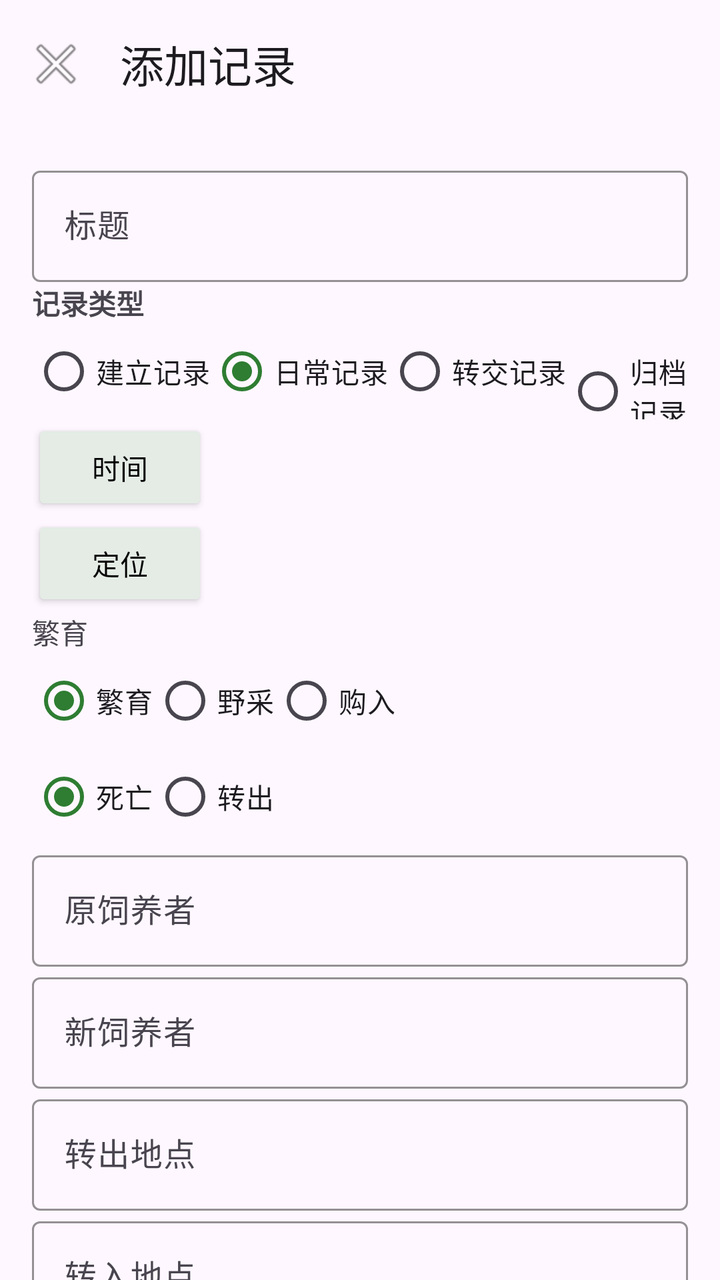
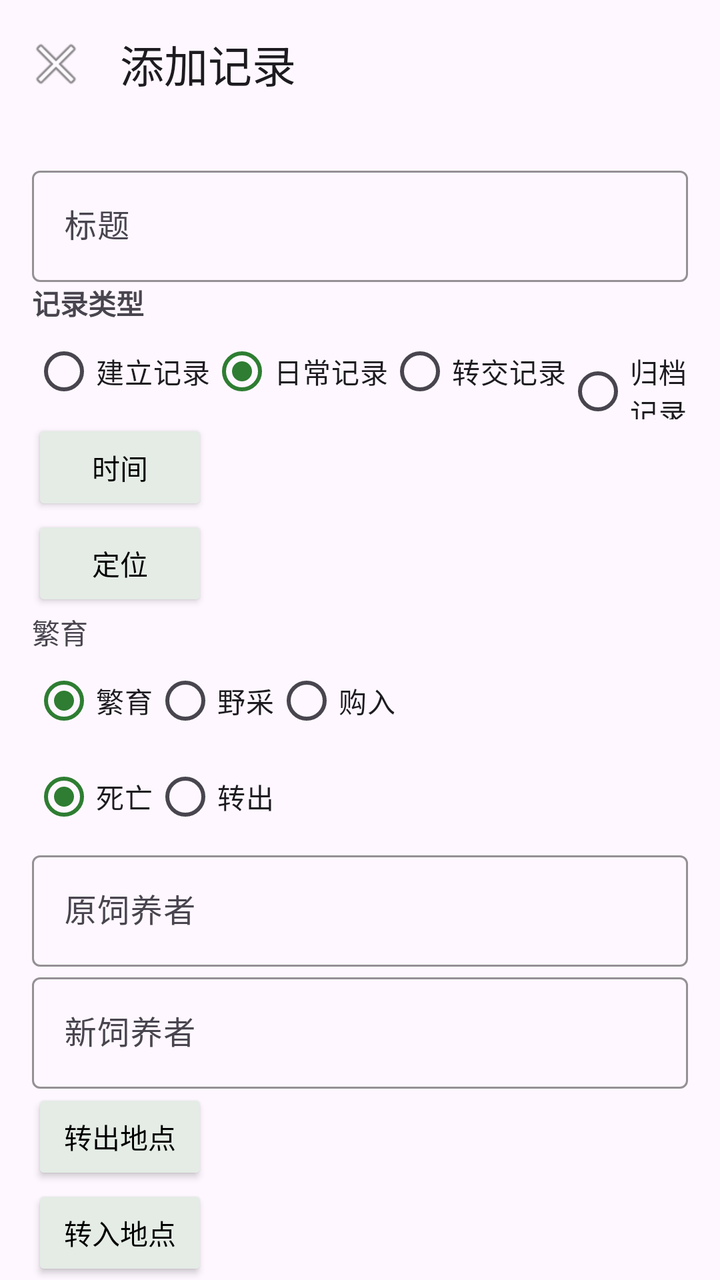

An Android layout rendered at two revisions. The XML below is the earlier revision; the diff shows what the commit changed to produce the second picture.
<!-- AndroidManifest.xml: application theme Theme.PetProfile -->
<!-- res/layout/activity_record_edit.xml -->
<?xml version="1.0" encoding="utf-8"?>
<androidx.coordinatorlayout.widget.CoordinatorLayout xmlns:android="http://schemas.android.com/apk/res/android"
    xmlns:app="http://schemas.android.com/apk/res-auto"
    android:layout_width="match_parent"
    android:layout_height="match_parent">

    <com.google.android.material.appbar.AppBarLayout
        android:layout_width="match_parent"
        android:layout_height="wrap_content">

        <com.google.android.material.appbar.MaterialToolbar
            android:id="@+id/toolbar"
            android:layout_width="match_parent"
            android:layout_height="?attr/actionBarSize"
            app:navigationIcon="@android:drawable/ic_menu_close_clear_cancel"
            app:title="@string/action_add_record" />
    </com.google.android.material.appbar.AppBarLayout>

    <androidx.core.widget.NestedScrollView
        android:layout_width="match_parent"
        android:layout_height="match_parent"
        android:fillViewport="true"
        app:layout_behavior="@string/appbar_scrolling_view_behavior">

        <LinearLayout
            android:layout_width="match_parent"
            android:layout_height="wrap_content"
            android:orientation="vertical"
            android:padding="16dp">

            <com.google.android.material.textfield.TextInputLayout
                style="@style/Widget.PetProfile.TextInputLayout.Required"
                android:layout_width="match_parent"
                android:layout_height="wrap_content"
                android:hint="@string/label_title">

                <com.google.android.material.textfield.TextInputEditText
                    android:id="@+id/titleEditText"
                    android:layout_width="match_parent"
                    android:layout_height="wrap_content"
                    android:importantForAutofill="no"
                    android:inputType="text" />
            </com.google.android.material.textfield.TextInputLayout>

            <TextView
                android:layout_width="wrap_content"
                android:layout_height="wrap_content"
                android:text="@string/label_record_type"
                android:textStyle="bold" />

            <RadioGroup
                android:id="@+id/typeRadioGroup"
                android:layout_width="match_parent"
                android:layout_height="wrap_content"
                android:orientation="horizontal">

                <RadioButton
                    android:id="@+id/typeEstablishmentRadio"
                    android:layout_width="wrap_content"
                    android:layout_height="wrap_content"
                    android:text="@string/record_establishment" />

                <RadioButton
                    android:id="@+id/typeDailyRadio"
                    android:layout_width="wrap_content"
                    android:layout_height="wrap_content"
                    android:checked="true"
                    android:text="@string/record_daily" />

                <RadioButton
                    android:id="@+id/typeTransferRadio"
                    android:layout_width="wrap_content"
                    android:layout_height="wrap_content"
                    android:text="@string/record_transfer" />

                <RadioButton
                    android:id="@+id/typeArchiveRadio"
                    android:layout_width="wrap_content"
                    android:layout_height="wrap_content"
                    android:text="@string/record_archive" />
            </RadioGroup>

            <Button
                android:id="@+id/timeButton"
                android:layout_width="wrap_content"
                android:layout_height="wrap_content"
                android:backgroundTint="@color/avatar_background"
                android:textColor="@android:color/black"
                android:text="@string/label_time" />

            <Button
                android:id="@+id/locationButton"
                android:layout_width="wrap_content"
                android:layout_height="wrap_content"
                android:backgroundTint="@color/avatar_background"
                android:textColor="@android:color/black"
                android:text="@string/action_pick_location" />

            <LinearLayout
                android:id="@+id/establishmentExtraLayout"
                android:layout_width="match_parent"
                android:layout_height="wrap_content"
                android:orientation="vertical">

                <TextView
                    android:layout_width="wrap_content"
                    android:layout_height="wrap_content"
                    android:text="@string/record_establishment_source_breed" />

                <RadioGroup
                    android:id="@+id/establishmentSourceRadioGroup"
                    android:layout_width="match_parent"
                    android:layout_height="wrap_content"
                    android:orientation="horizontal">

                    <RadioButton
                        android:id="@+id/establishmentSourceBredRadio"
                        android:layout_width="wrap_content"
                        android:layout_height="wrap_content"
                        android:checked="true"
                        android:text="@string/record_establishment_source_breed" />

                    <RadioButton
                        android:id="@+id/establishmentSourceWildRadio"
                        android:layout_width="wrap_content"
                        android:layout_height="wrap_content"
                        android:text="@string/record_establishment_source_wild" />

                    <RadioButton
                        android:id="@+id/establishmentSourcePurchaseRadio"
                        android:layout_width="wrap_content"
                        android:layout_height="wrap_content"
                        android:text="@string/record_establishment_source_purchase" />
                </RadioGroup>
            </LinearLayout>

            <LinearLayout
                android:id="@+id/archiveExtraLayout"
                android:layout_width="match_parent"
                android:layout_height="wrap_content"
                android:orientation="vertical">

                <RadioGroup
                    android:id="@+id/archiveReasonRadioGroup"
                    android:layout_width="match_parent"
                    android:layout_height="wrap_content"
                    android:orientation="horizontal">

                    <RadioButton
                        android:id="@+id/archiveDeathRadio"
                        android:layout_width="wrap_content"
                        android:layout_height="wrap_content"
                        android:checked="true"
                        android:text="@string/record_archive_death" />

                    <RadioButton
                        android:id="@+id/archiveTransferRadio"
                        android:layout_width="wrap_content"
                        android:layout_height="wrap_content"
                        android:text="@string/record_archive_transfer" />
                </RadioGroup>
            </LinearLayout>

            <LinearLayout
                android:id="@+id/transferExtraLayout"
                android:layout_width="match_parent"
                android:layout_height="wrap_content"
                android:orientation="vertical">

                <com.google.android.material.textfield.TextInputLayout
                    style="@style/Widget.PetProfile.TextInputLayout"
                    android:layout_width="match_parent"
                    android:layout_height="wrap_content"
                    android:hint="@string/label_transfer_from_person">

                    <com.google.android.material.textfield.TextInputEditText
                        android:id="@+id/transferFromPersonEditText"
                        android:layout_width="match_parent"
                        android:layout_height="wrap_content" />
                </com.google.android.material.textfield.TextInputLayout>

                <com.google.android.material.textfield.TextInputLayout
                    style="@style/Widget.PetProfile.TextInputLayout"
                    android:layout_width="match_parent"
                    android:layout_height="wrap_content"
                    android:hint="@string/label_transfer_to_person">

                    <com.google.android.material.textfield.TextInputEditText
                        android:id="@+id/transferToPersonEditText"
                        android:layout_width="match_parent"
                        android:layout_height="wrap_content" />
                </com.google.android.material.textfield.TextInputLayout>

                <com.google.android.material.textfield.TextInputLayout
                    style="@style/Widget.PetProfile.TextInputLayout"
                    android:layout_width="match_parent"
                    android:layout_height="wrap_content"
                    android:hint="@string/label_transfer_from_place">

                    <com.google.android.material.textfield.TextInputEditText
                        android:id="@+id/transferFromPlaceEditText"
                        android:layout_width="match_parent"
                        android:layout_height="wrap_content" />
                </com.google.android.material.textfield.TextInputLayout>

                <com.google.android.material.textfield.TextInputLayout
                    style="@style/Widget.PetProfile.TextInputLayout"
                    android:layout_width="match_parent"
                    android:layout_height="wrap_content"
                    android:hint="@string/label_transfer_to_place">

                    <com.google.android.material.textfield.TextInputEditText
                        android:id="@+id/transferToPlaceEditText"
                        android:layout_width="match_parent"
                        android:layout_height="wrap_content" />
                </com.google.android.material.textfield.TextInputLayout>
            </LinearLayout>

            <TextView
                android:layout_width="wrap_content"
                android:layout_height="wrap_content"
                android:layout_marginTop="12dp"
                android:text="@string/label_attributes"
                android:textStyle="bold" />

            <androidx.recyclerview.widget.RecyclerView
                android:id="@+id/recordFieldsRecyclerView"
                android:layout_width="match_parent"
                android:layout_height="wrap_content"
                android:nestedScrollingEnabled="false" />

            <Button
                android:id="@+id/addFieldButton"
                android:layout_width="wrap_content"
                android:layout_height="wrap_content"
                android:backgroundTint="@color/avatar_background"
                android:textColor="@android:color/black"
                android:text="@string/action_add_field" />

            <com.google.android.material.textfield.TextInputLayout
                style="@style/Widget.PetProfile.TextInputLayout"
                android:layout_width="match_parent"
                android:layout_height="wrap_content"
                android:hint="@string/label_notes">

                <com.google.android.material.textfield.TextInputEditText
                    android:id="@+id/notesEditText"
                    android:layout_width="match_parent"
                    android:layout_height="150dp"
                    android:gravity="top"
                    android:inputType="textMultiLine" />
            </com.google.android.material.textfield.TextInputLayout>

            <LinearLayout
                android:id="@+id/imagesContainer"
                android:layout_width="match_parent"
                android:layout_height="wrap_content"
                android:orientation="horizontal"
                android:gravity="center_vertical" />

            <Button
                android:id="@+id/addImageButton"
                android:layout_width="wrap_content"
                android:layout_height="wrap_content"
                android:backgroundTint="@color/avatar_background"
                android:textColor="@android:color/black"
                android:text="@string/action_pick_image" />

            <Button
                android:id="@+id/saveButton"
                android:layout_width="match_parent"
                android:layout_height="wrap_content"
                android:layout_marginTop="12dp"
                android:backgroundTint="@color/avatar_background"
                android:textColor="@android:color/black"
                android:text="@string/action_save" />
        </LinearLayout>
    </androidx.core.widget.NestedScrollView>
</androidx.coordinatorlayout.widget.CoordinatorLayout>
<!-- resources referenced by this layout -->
<resources>
  <color name="avatar_background">#E4ECE5</color>
  <string name="action_add_field">新增字段</string>
  <string name="action_add_record">添加记录</string>
  <string name="action_pick_image">添加图片</string>
  <string name="action_pick_location">定位</string>
  <string name="action_save">保存</string>
  <string name="label_attributes">属性</string>
  <string name="label_notes">笔记</string>
  <string name="label_record_type">记录类型</string>
  <string name="label_time">时间</string>
  <string name="label_title">标题</string>
  <string name="label_transfer_from_person">原饲养者</string>
  <string name="label_transfer_from_place">转出地点</string>
  <string name="label_transfer_to_person">新饲养者</string>
  <string name="label_transfer_to_place">转入地点</string>
  <string name="record_archive">归档记录</string>
  <string name="record_archive_death">死亡</string>
  <string name="record_archive_transfer">转出</string>
  <string name="record_daily">日常记录</string>
  <string name="record_establishment">建立记录</string>
  <string name="record_establishment_source_breed">繁育</string>
  <string name="record_establishment_source_purchase">购入</string>
  <string name="record_establishment_source_wild">野采</string>
  <string name="record_transfer">转交记录</string>
  <style name="Widget.PetProfile.TextInputLayout" parent="Widget.Material3.TextInputLayout.OutlinedBox">
          <item name="boxStrokeColor">@color/input_border_default</item>
      </style>
  <style name="Widget.PetProfile.TextInputLayout.Required" parent="Widget.Material3.TextInputLayout.OutlinedBox">
          <item name="boxStrokeColor">@color/input_border_required</item>
      </style>
  <style name="Theme.PetProfile" parent="Theme.Material3.DayNight.NoActionBar">
          <item name="colorPrimary">@color/primary</item>
          <item name="colorPrimaryVariant">@color/primary_dark</item>
          <item name="colorSecondary">@color/accent</item>
          <item name="android:statusBarColor">@android:color/white</item>
          <item name="android:windowLightStatusBar">true</item>
      </style>
  <color name="input_border_default">#A5D6A7</color>
  <color name="input_border_required">#EF9A9A</color>
  <color name="primary">#2E7D32</color>
  <color name="primary_dark">#1B5E20</color>
  <color name="accent">#FF8F00</color>
</resources>

<!-- the commit's change to res/layout/activity_record_edit.xml (unified diff, before → after) -->
@@ -191,29 +191,21 @@
                         android:layout_height="wrap_content" />
                 </com.google.android.material.textfield.TextInputLayout>
 
-                <com.google.android.material.textfield.TextInputLayout
-                    style="@style/Widget.PetProfile.TextInputLayout"
-                    android:layout_width="match_parent"
-                    android:layout_height="wrap_content"
-                    android:hint="@string/label_transfer_from_place">
-
-                    <com.google.android.material.textfield.TextInputEditText
-                        android:id="@+id/transferFromPlaceEditText"
-                        android:layout_width="match_parent"
-                        android:layout_height="wrap_content" />
-                </com.google.android.material.textfield.TextInputLayout>
-
-                <com.google.android.material.textfield.TextInputLayout
-                    style="@style/Widget.PetProfile.TextInputLayout"
-                    android:layout_width="match_parent"
-                    android:layout_height="wrap_content"
-                    android:hint="@string/label_transfer_to_place">
-
-                    <com.google.android.material.textfield.TextInputEditText
-                        android:id="@+id/transferToPlaceEditText"
-                        android:layout_width="match_parent"
-                        android:layout_height="wrap_content" />
-                </com.google.android.material.textfield.TextInputLayout>
+                <Button
+                    android:id="@+id/transferFromPlaceButton"
+                    android:layout_width="wrap_content"
+                    android:layout_height="wrap_content"
+                    android:backgroundTint="@color/avatar_background"
+                    android:textColor="@android:color/black"
+                    android:text="@string/label_transfer_from_place" />
+
+                <Button
+                    android:id="@+id/transferToPlaceButton"
+                    android:layout_width="wrap_content"
+                    android:layout_height="wrap_content"
+                    android:backgroundTint="@color/avatar_background"
+                    android:textColor="@android:color/black"
+                    android:text="@string/label_transfer_to_place" />
             </LinearLayout>
 
             <TextView
